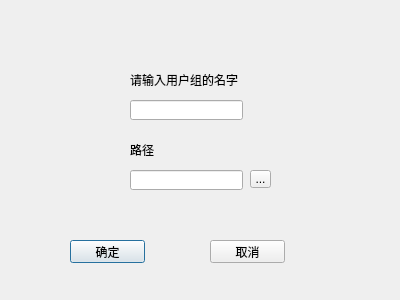
z1908144712/QtFtpServer, file newgroupdialog.ui: the form before one commit.
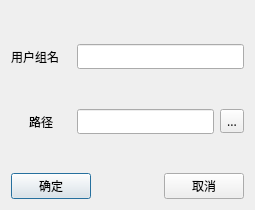
The form after the commit.

Commit message: 优化界面和功能

What changed in the file:
```diff
--- a/newgroupdialog.ui
+++ b/newgroupdialog.ui
@@ -6,127 +6,168 @@
    <rect>
     <x>0</x>
     <y>0</y>
-    <width>400</width>
-    <height>300</height>
+    <width>255</width>
+    <height>210</height>
    </rect>
   </property>
+  <property name="minimumSize">
+   <size>
+    <width>255</width>
+    <height>210</height>
+   </size>
+  </property>
+  <property name="maximumSize">
+   <size>
+    <width>255</width>
+    <height>210</height>
+   </size>
+  </property>
+  <property name="font">
+   <font>
+    <family>微软雅黑</family>
+   </font>
+  </property>
   <property name="windowTitle">
    <string>新建用户组</string>
   </property>
-  <widget class="QLineEdit" name="groupname">
-   <property name="geometry">
-    <rect>
-     <x>130</x>
-     <y>100</y>
-     <width>113</width>
-     <height>20</height>
-    </rect>
-   </property>
-  </widget>
+  <layout class="QVBoxLayout" name="verticalLayout">
+   <item>
+    <spacer name="verticalSpacer">
+     <property name="orientation">
+      <enum>Qt::Vertical</enum>
+     </property>
+     <property name="sizeHint" stdset="0">
+      <size>
+       <width>20</width>
+       <height>40</height>
+      </size>
+     </property>
+    </spacer>
+   </item>
+   <item>
+    <layout class="QHBoxLayout" name="horizontalLayout">
+     <item>
   <widget class="QLabel" name="label">
-   <property name="geometry">
-    <rect>
-     <x>130</x>
-     <y>70</y>
-     <width>181</width>
-     <height>20</height>
-    </rect>
-   </property>
+       <property name="minimumSize">
+        <size>
+         <width>60</width>
+         <height>0</height>
+        </size>
+       </property>
+       <property name="maximumSize">
+        <size>
+         <width>60</width>
+         <height>16777215</height>
+        </size>
+       </property>
    <property name="text">
-    <string>请输入用户组的名字</string>
-   </property>
-  </widget>
-  <widget class="QPushButton" name="confirm">
-   <property name="geometry">
-    <rect>
-     <x>70</x>
-     <y>240</y>
-     <width>75</width>
-     <height>23</height>
-    </rect>
-   </property>
-   <property name="text">
-    <string>确定</string>
-   </property>
-  </widget>
-  <widget class="QPushButton" name="cancel">
-   <property name="geometry">
-    <rect>
-     <x>210</x>
-     <y>240</y>
-     <width>75</width>
-     <height>23</height>
-    </rect>
-   </property>
+        <string>用户组名</string>
+       </property>
+      </widget>
+     </item>
+     <item>
+      <widget class="QLineEdit" name="groupname"/>
+     </item>
+    </layout>
+   </item>
+   <item>
+    <spacer name="verticalSpacer_3">
+     <property name="orientation">
+      <enum>Qt::Vertical</enum>
+     </property>
+     <property name="sizeHint" stdset="0">
+      <size>
+       <width>20</width>
+       <height>40</height>
+      </size>
+     </property>
+    </spacer>
+   </item>
+   <item>
+    <layout class="QHBoxLayout" name="horizontalLayout_2">
+     <item>
+      <widget class="QLabel" name="label_2">
+       <property name="minimumSize">
+        <size>
+         <width>60</width>
+         <height>0</height>
+        </size>
+       </property>
+       <property name="maximumSize">
+        <size>
+         <width>60</width>
+         <height>16777215</height>
+        </size>
+       </property>
    <property name="text">
-    <string>取消</string>
-   </property>
-  </widget>
+        <string>路径</string>
+       </property>
+       <property name="alignment">
+        <set>Qt::AlignCenter</set>
+       </property>
+      </widget>
+     </item>
+     <item>
   <widget class="QLineEdit" name="path">
-   <property name="geometry">
-    <rect>
-     <x>130</x>
-     <y>170</y>
-     <width>113</width>
-     <height>20</height>
-    </rect>
-   </property>
    <property name="readOnly">
     <bool>true</bool>
    </property>
   </widget>
-  <widget class="QLabel" name="label_2">
-   <property name="geometry">
-    <rect>
-     <x>130</x>
-     <y>140</y>
-     <width>181</width>
-     <height>20</height>
-    </rect>
-   </property>
-   <property name="text">
-    <string>路径</string>
-   </property>
-  </widget>
+     </item>
+     <item>
   <widget class="QToolButton" name="findpath">
-   <property name="geometry">
-    <rect>
-     <x>250</x>
-     <y>170</y>
-     <width>21</width>
-     <height>18</height>
-    </rect>
-   </property>
    <property name="text">
     <string>...</string>
    </property>
   </widget>
-  <widget class="QLabel" name="inform">
-   <property name="geometry">
-    <rect>
-     <x>260</x>
-     <y>100</y>
-     <width>131</width>
-     <height>16</height>
-    </rect>
-   </property>
+     </item>
+    </layout>
+   </item>
+   <item>
+    <spacer name="verticalSpacer_2">
+     <property name="orientation">
+      <enum>Qt::Vertical</enum>
+     </property>
+     <property name="sizeHint" stdset="0">
+      <size>
+       <width>20</width>
+       <height>40</height>
+      </size>
+     </property>
+    </spacer>
+   </item>
+   <item>
+    <layout class="QHBoxLayout" name="horizontalLayout_3">
+     <item>
+      <widget class="QPushButton" name="confirm">
    <property name="text">
-    <string/>
-   </property>
-  </widget>
-  <widget class="QLabel" name="inform2">
-   <property name="geometry">
-    <rect>
-     <x>280</x>
-     <y>170</y>
-     <width>111</width>
+        <string>确定</string>
+       </property>
+      </widget>
+     </item>
+     <item>
+      <spacer name="horizontalSpacer">
+       <property name="orientation">
+        <enum>Qt::Horizontal</enum>
+       </property>
+       <property name="sizeHint" stdset="0">
+        <size>
+         <width>40</width>
      <height>20</height>
-    </rect>
-   </property>
+        </size>
+       </property>
+      </spacer>
+     </item>
+     <item>
+      <widget class="QPushButton" name="cancel">
    <property name="text">
-    <string/>
-   </property>
-  </widget>
+        <string>取消</string>
+       </property>
+      </widget>
+     </item>
+    </layout>
+   </item>
+  </layout>
  </widget>
  <resources/>
  <connections/>
```
Lines whose indentation alone changed are shown as unchanged. The commit also changes 4 other files.
